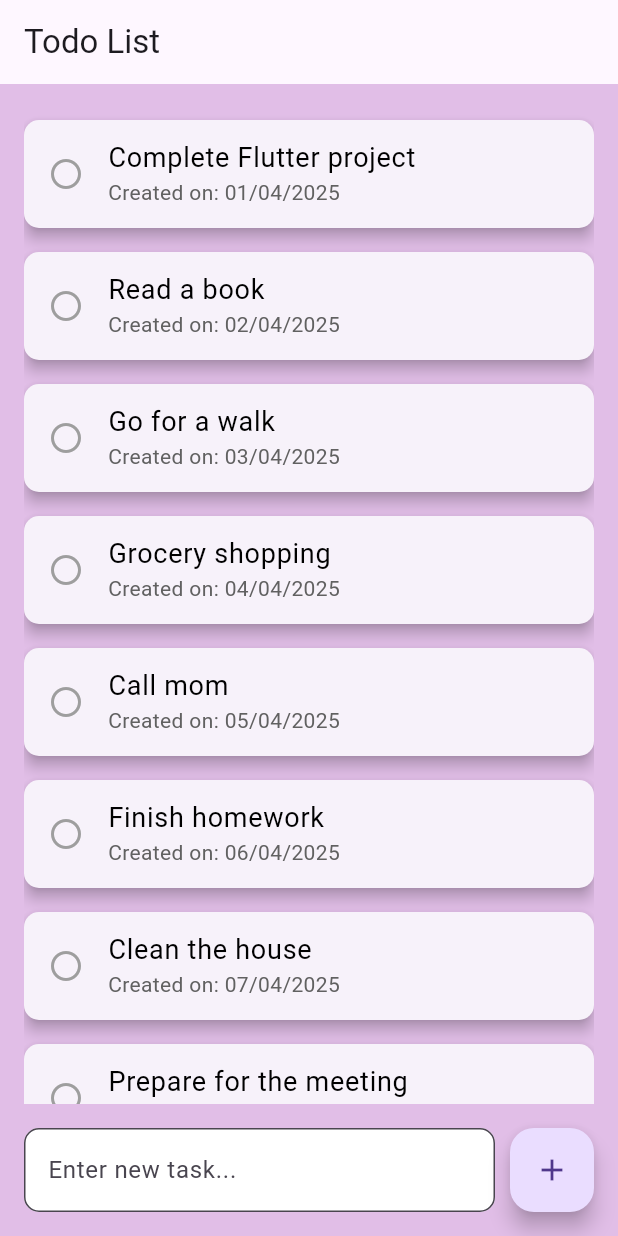
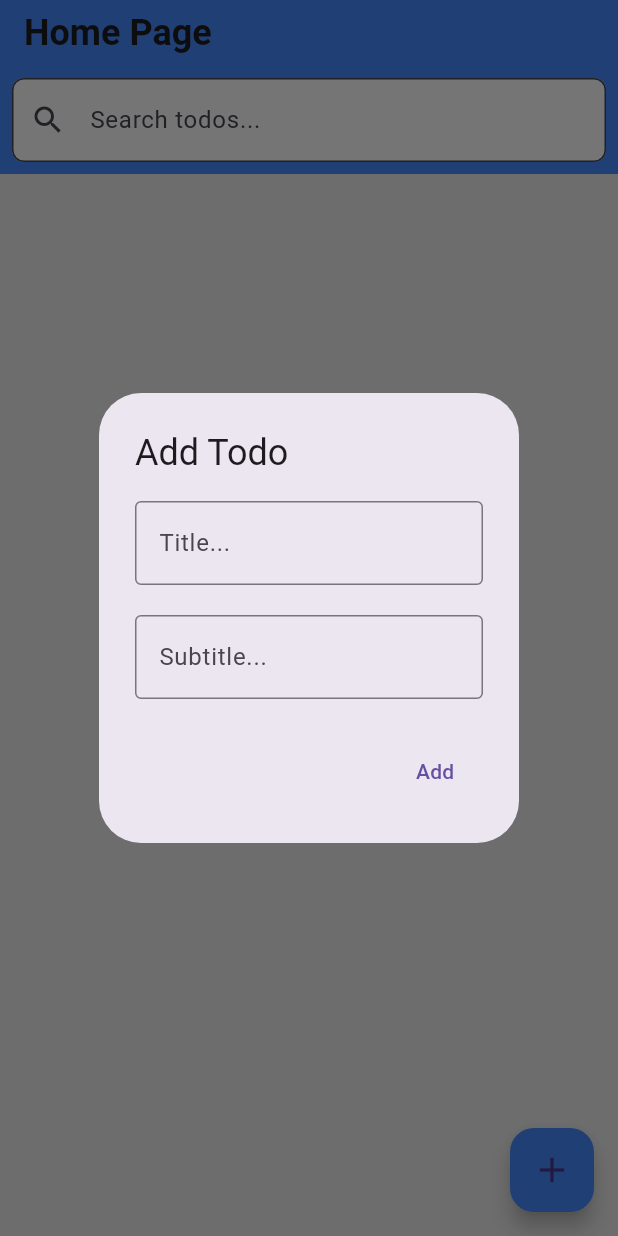
Before and after one commit to hoangcuongquoc/Flutter-2, a Flutter app: the screen it shows after launch, after a tap on the "add" icon, on a phone screen of 412 x 824 dp. Run offline on Flutter 3.47's test engine with Material 3 defaults, Android fonts, the phone set to English and light mode, and no system bars; our stand-ins replace flutter_slidable, hive_flutter; accounts and stored records are empty.

Commit message:
first commit

```diff
--- /dev/null
+++ b/lib/data/database.dart
@@ -0,0 +1,22 @@
+import 'package:hive_flutter/hive_flutter.dart';
+
+class TodoDatabase {
+
+  List todos = [];
+
+  var box = Hive.box('myBox');
+
+  void initData() {
+
+    box.put('todoList', todos);
+  }
+
+  void loadData(){
+    todos = box.get('todoList');
+  }
+
+  void updateData(){
+    box.put('todoList', todos);
+  }
+
+}
--- a/lib/main.dart
+++ b/lib/main.dart
@@ -1,173 +1,25 @@
 import 'package:flutter/material.dart';
+import 'package:flutter_buoi_2/pages/home_page.dart';
+import 'package:hive_flutter/hive_flutter.dart';
 
-void main() {
-  runApp(const TodoApp());
+void main() async {
+
+  await Hive.initFlutter();
+  var box = await Hive.openBox('myBox');
+
+  runApp(const MyApp());
 }
 
-class TodoApp extends StatelessWidget {
-  const TodoApp({super.key});
+class MyApp extends StatelessWidget {
+  const MyApp({super.key});
 
   @override
   Widget build(BuildContext context) {
     return MaterialApp(
-      debugShowCheckedModeBanner: false,
-      theme: ThemeData(primarySwatch: Colors.blue),
-      home: const TodoListScreen(),
+        title: 'Flutter Demo',
+        debugShowCheckedModeBanner: false,
+        theme: ThemeData(primarySwatch: Colors.blue),
+        home: HomePage()
     );
   }
 }
-
-class TodoListScreen extends StatefulWidget {
-  const TodoListScreen({super.key});
-
-  @override
-  _TodoListScreenState createState() => _TodoListScreenState();
-}
-
-class _TodoListScreenState extends State<TodoListScreen> {
-  final List<TodoItemData> _todos = [
-    TodoItemData(title: 'Complete Flutter project', date: '01/04/2025', isDone: false),
-    TodoItemData(title: 'Read a book', date: '02/04/2025', isDone: false),
-    TodoItemData(title: 'Go for a walk', date: '03/04/2025', isDone: false),
-    TodoItemData(title: 'Grocery shopping', date: '04/04/2025', isDone: false),
-    TodoItemData(title: 'Call mom', date: '05/04/2025', isDone: false),
-    TodoItemData(title: 'Finish homework', date: '06/04/2025', isDone: false),
-    TodoItemData(title: 'Clean the house', date: '07/04/2025', isDone: false),
-    TodoItemData(title: 'Prepare for the meeting', date: '08/04/2025', isDone: false),
-  ];
-
-  void _toggleTodo(int index) {
-    setState(() {
-      _todos[index].isDone = !_todos[index].isDone;
-    });
-  }
-
-  void _addTodo(String title) {
-    setState(() {
-      _todos.add(TodoItemData(
-        title: title,
-        date: '09/04/2025',
-        isDone: false,
-      ));
-    });
-  }
-
-  @override
-  Widget build(BuildContext context) {
-    return Scaffold(
-      appBar: AppBar(title: const Text('Todo List')),
-      backgroundColor: Colors.purple[100],
-      body: Padding(
-        padding: const EdgeInsets.all(16.0),
-        child: Column(
-          children: [
-            Expanded(
-              child: ListView.builder(
-                itemCount: _todos.length,
-                itemBuilder: (context, index) {
-                  return TodoItem(
-                    title: _todos[index].title,
-                    date: _todos[index].date,
-                    isDone: _todos[index].isDone,
-                    onTap: () => _toggleTodo(index),
-                  );
-                },
-              ),
-            ),
-            _buildAddTodoField(),
-          ],
-        ),
-      ),
-    );
-  }
-
-  Widget _buildAddTodoField() {
-    TextEditingController controller = TextEditingController();
-
-    return Padding(
-      padding: const EdgeInsets.only(top: 16.0),
-      child: Row(
-        children: [
-          Expanded(
-            child: TextField(
-              controller: controller,
-              decoration: InputDecoration(
-                hintText: 'Enter new task...',
-                border: OutlineInputBorder(
-                  borderRadius: BorderRadius.circular(10),
-                ),
-                filled: true,
-                fillColor: Colors.white,
-              ),
-            ),
-          ),
-          const SizedBox(width: 10),
-          FloatingActionButton(
-            onPressed: () {
-              if (controller.text.isNotEmpty) {
-                _addTodo(controller.text);
-                controller.clear();
-              }
-            },
-            child: const Icon(Icons.add),
-          ),
-        ],
-      ),
-    );
-  }
-}
-
-class TodoItemData {
-  String title;
-  String date;
-  bool isDone;
-
-  TodoItemData({required this.title, required this.date, required this.isDone});
-}
-
-class TodoItem extends StatelessWidget {
-  final String title;
-  final String date;
-  final bool isDone;
-  final VoidCallback onTap;
-
-  const TodoItem({
-    required this.title,
-    required this.date,
-    required this.isDone,
-    required this.onTap,
-    super.key,
-  });
-
-  @override
-  Widget build(BuildContext context) {
-    return GestureDetector(
-      onTap: onTap,
-      child: Card(
-        shape: RoundedRectangleBorder(borderRadius: BorderRadius.circular(10)),
-        margin: const EdgeInsets.symmetric(vertical: 8),
-        elevation: 4,
-        child: ListTile(
-          leading: AnimatedSwitcher(
-            duration: const Duration(milliseconds: 300),
-            transitionBuilder: (child, animation) => ScaleTransition(scale: animation, child: child),
-            child: Icon(
-              isDone ? Icons.check_circle : Icons.radio_button_unchecked,
-              color: isDone ? Colors.green : Colors.grey,
-              key: ValueKey<bool>(isDone),
-            ),
-          ),
-          title: Text(
-            title,
-            style: TextStyle(
-              fontSize: 18,
-              decoration: isDone ? TextDecoration.lineThrough : null,
-              color: isDone ? Colors.grey : Colors.black,
-            ),
-          ),
-          subtitle: Text('Created on: $date', style: TextStyle(color: Colors.grey[700])),
-        ),
-      ),
-    );
-  }
-}
--- /dev/null
+++ b/lib/pages/home_page.dart
@@ -0,0 +1,260 @@
+import 'package:flutter/material.dart';
+import 'package:flutter_buoi_2/data/database.dart';
+import 'package:flutter_buoi_2/widgets/todo_item.dart';
+
+class HomePage extends StatefulWidget {
+  HomePage({super.key});
+
+  @override
+  State<HomePage> createState() => _HomePageState();
+}
+
+class _HomePageState extends State<HomePage> {
+  TodoDatabase db = TodoDatabase();
+
+  TextEditingController titleController = TextEditingController();
+  TextEditingController subtitleController = TextEditingController();
+  TextEditingController searchController = TextEditingController();
+
+  List filteredTodos = [];
+
+  @override
+  void initState() {
+    if (db.box.get('todoList') == null) {
+      db.initData();
+    } else {
+      db.loadData();
+    }
+    filteredTodos = db.todos;
+    super.initState();
+  }
+
+  void _addTodo() {
+    setState(() {
+      db.todos.add({
+        'title': titleController.text,
+        'subtitle': subtitleController.text,
+        'isChecked': false,
+      });
+      filteredTodos = db.todos;
+    });
+    db.updateData();
+  }
+
+  void _checkDone(int index) {
+    setState(() {
+      db.todos[index]['isChecked'] = !db.todos[index]['isChecked'];
+      filteredTodos = db.todos;
+    });
+    db.updateData();
+  }
+
+  void _removeTodoWithConfirmation(int index) {
+    showDialog(
+      context: context,
+      builder: (context) {
+        return AlertDialog(
+          title: const Text('Confirm Delete'),
+          content: const Text('Are you sure you want to delete this todo?'),
+          actions: [
+            TextButton(
+              onPressed: () {
+                Navigator.of(context).pop();
+              },
+              child: const Text('Cancel'),
+            ),
+            TextButton(
+              onPressed: () {
+                setState(() {
+                  db.todos.removeAt(index);
+                  filteredTodos = db.todos;
+                });
+                db.updateData();
+                Navigator.of(context).pop();
+              },
+              child: const Text('Delete'),
+            ),
+          ],
+        );
+      },
+    );
+  }
+
+  void _editTodo({
+    required int index,
+    required String currentTitle,
+    required String currentSubtitle,
+  }) {
+    titleController.text = currentTitle;
+    subtitleController.text = currentSubtitle;
+
+    showDialog(
+      context: context,
+      builder: (context) {
+        return AlertDialog(
+          title: const Text('Edit Todo'),
+          content: Column(
+            spacing: 20,
+            mainAxisSize: MainAxisSize.min,
+            children: [
+              TextField(
+                controller: titleController,
+                decoration: const InputDecoration(
+                  hintText: 'Title...',
+                  border: OutlineInputBorder(),
+                ),
+              ),
+              TextField(
+                controller: subtitleController,
+                decoration: const InputDecoration(
+                  hintText: 'Subtitle...',
+                  border: OutlineInputBorder(),
+                ),
+              ),
+            ],
+          ),
+          actions: [
+            TextButton(
+              onPressed: () {
+                setState(() {
+                  db.todos[index]['title'] = titleController.text;
+                  db.todos[index]['subtitle'] = subtitleController.text;
+                  filteredTodos = db.todos;
+                });
+                db.updateData();
+                Navigator.of(context).pop();
+                titleController.clear();
+                subtitleController.clear();
+              },
+              child: const Text('Save'),
+            ),
+          ],
+        );
+      },
+    );
+  }
+
+  void _openDialog() {
+    showDialog(
+      context: context,
+      builder: (context) {
+        return AlertDialog(
+          title: const Text('Add Todo'),
+          content: Column(
+            spacing: 20,
+            mainAxisSize: MainAxisSize.min,
+            children: [
+              TextField(
+                controller: titleController,
+                decoration: const InputDecoration(
+                  hintText: 'Title...',
+                  border: OutlineInputBorder(),
+                ),
+              ),
+              TextField(
+                controller: subtitleController,
+                decoration: const InputDecoration(
+                  hintText: 'Subtitle...',
+                  border: OutlineInputBorder(),
+                ),
+              ),
+            ],
+          ),
+          actions: [
+            TextButton(
+              onPressed: () {
+                _addTodo();
+                Navigator.of(context).pop();
+                titleController.clear();
+                subtitleController.clear();
+              },
+              child: const Text('Add'),
+            ),
+          ],
+        );
+      },
+    );
+  }
+
+  void _filterTodos(String query) {
+    setState(() {
+      if (query.isEmpty) {
+        filteredTodos = db.todos;
+      } else {
+        filteredTodos = db.todos
+            .where((todo) =>
+            todo['title'].toLowerCase().contains(query.toLowerCase()))
+            .toList();
+      }
+    });
+  }
+
+  @override
+  Widget build(BuildContext context) {
+    return Scaffold(
+      appBar: AppBar(
+        title: const Text(
+          'Home Page',
+          style: TextStyle(fontSize: 24, fontWeight: FontWeight.bold),
+        ),
+        backgroundColor: Colors.blueAccent,
+        elevation: 0,
+        bottom: PreferredSize(
+          preferredSize: const Size.fromHeight(60),
+          child: Padding(
+            padding: const EdgeInsets.all(8.0),
+            child: TextField(
+              controller: searchController,
+              onChanged: _filterTodos,
+              decoration: InputDecoration(
+                hintText: 'Search todos...',
+                prefixIcon: const Icon(Icons.search),
+                border: OutlineInputBorder(
+                  borderRadius: BorderRadius.circular(8),
+                ),
+                filled: true,
+                fillColor: Colors.white,
+              ),
+            ),
+          ),
+        ),
+      ),
+      floatingActionButton: FloatingActionButton(
+        onPressed: () {
+          _openDialog();
+        },
+        backgroundColor: Colors.blueAccent,
+        child: const Icon(Icons.add, size: 28),
+      ),
+      body: Container(
+        color: Colors.grey[200],
+        child: Padding(
+          padding: const EdgeInsets.all(16.0),
+          child: ListView.builder(
+            itemCount: filteredTodos.length,
+            itemBuilder: (context, index) {
+              return TodoItem(
+                title: filteredTodos[index]['title'],
+                subtitle: filteredTodos[index]['subtitle'],
+                isChecked: filteredTodos[index]['isChecked'],
+                checkDone: () {
+                  _checkDone(index);
+                },
+                removeTodo: (context) {
+                  _removeTodoWithConfirmation(index);
+                },
+                editTodo: (context) {
+                  _editTodo(
+                    index: index,
+                    currentTitle: filteredTodos[index]['title'],
+                    currentSubtitle: filteredTodos[index]['subtitle'],
+                  );
+                },
+              );
+            },
+          ),
+        ),
+      ),
+    );
+  }
+}
--- a/pubspec.yaml
+++ b/pubspec.yaml
@@ -30,11 +30,13 @@ environment:
 dependencies:
   flutter:
     sdk: flutter
-    intl: ^0.17.0
 
   # The following adds the Cupertino Icons font to your application.
   # Use with the CupertinoIcons class for iOS style icons.
   cupertino_icons: ^1.0.8
+  flutter_slidable: ^4.0.0
+  hive_flutter: ^1.1.0
+
 
 dev_dependencies:
   flutter_test:
```
Also changed, not shown: lib/widgets/todo_item.dart (added, +82 -0 lines), pubspec.lock, 11 other files.
